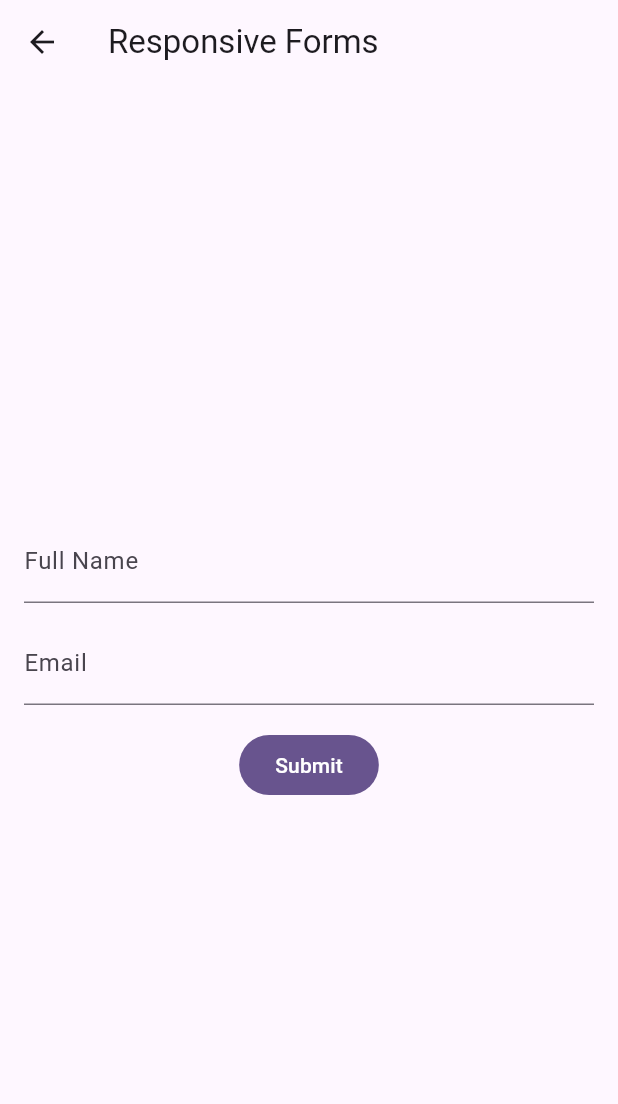
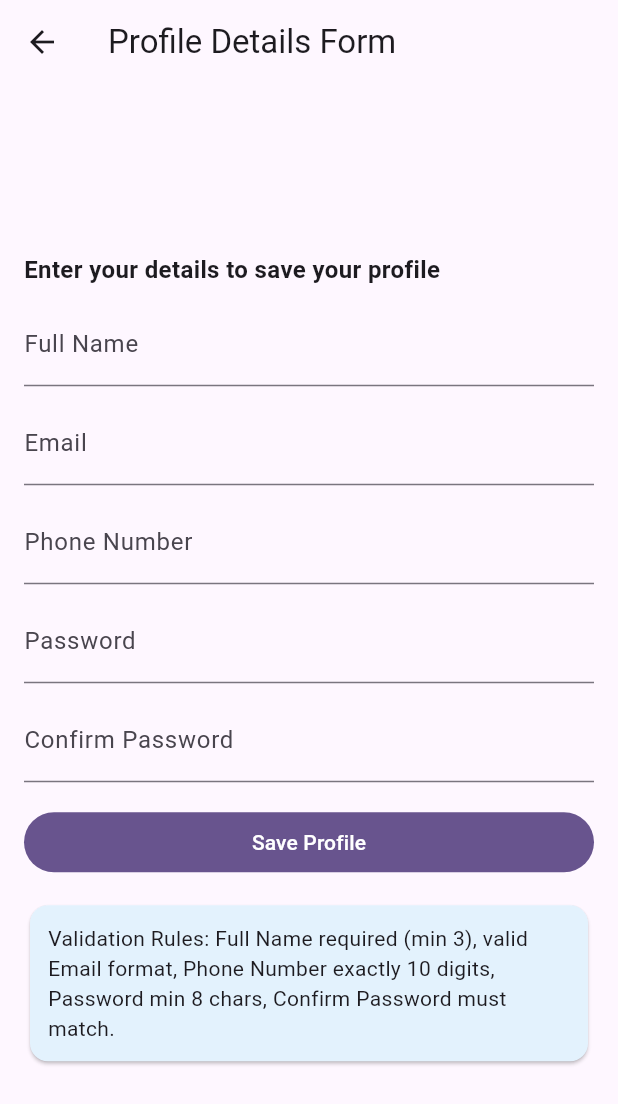
Before and after one commit to kalviumcommunity/S85-0226-LoyaltyLite-FlutterFirebase-SmartKirana, a Flutter app: the ResponsiveForms screen opened directly, on a phone screen of 412 x 824 dp. Shown: the top 1104 px of the screen. Run offline on Flutter 3.47's test engine with Material 3 defaults, Android fonts, the phone set to English and light mode, and no system bars; our stand-ins replace cloud_firestore, firebase_auth, firebase_core, firebase_messaging, firebase_storage, fl_chart and 5 more; accounts and stored records are empty.

Commit message:
Building and Validating Complex Forms

```diff
--- a/lib/main_responsive_design_demo.dart
+++ b/lib/main_responsive_design_demo.dart
@@ -8,7 +8,7 @@ void main() {
 }
 
 class ResponsiveDesignDemoApp extends StatelessWidget {
-  const ResponsiveDesignDemoApp({Key? key}) : super(key: key);
+  const ResponsiveDesignDemoApp({super.key});
 
   @override
   Widget build(BuildContext context) {
@@ -24,7 +24,7 @@ class ResponsiveDesignDemoApp extends StatelessWidget {
           elevation: 0,
         ),
       ),
-      initialRoute: '/',
+      initialRoute: '/forms',
       routes: {
         '/': (context) => const ResponsiveDashboard(),
         '/products': (context) => const ResponsiveProducts(),
@@ -40,7 +40,7 @@ class ResponsiveDesignDemoApp extends StatelessWidget {
 }
 
 class NotFoundScreen extends StatelessWidget {
-  const NotFoundScreen({Key? key}) : super(key: key);
+  const NotFoundScreen({super.key});
 
   @override
   Widget build(BuildContext context) {
--- a/lib/screens/responsive_forms.dart
+++ b/lib/screens/responsive_forms.dart
@@ -1,4 +1,5 @@
 import 'package:flutter/material.dart';
+import 'package:flutter/services.dart';
 
 class ResponsiveForms extends StatefulWidget {
   const ResponsiveForms({super.key});
@@ -11,21 +12,112 @@ class _ResponsiveFormsState extends State<ResponsiveForms> {
   final _formKey = GlobalKey<FormState>();
   final _nameController = TextEditingController();
   final _emailController = TextEditingController();
+  final _phoneController = TextEditingController();
+  final _passwordController = TextEditingController();
+  final _confirmPasswordController = TextEditingController();
+  bool _submitted = false;
+  String? _submitStatus;
 
   @override
   void dispose() {
     _nameController.dispose();
     _emailController.dispose();
+    _phoneController.dispose();
+    _passwordController.dispose();
+    _confirmPasswordController.dispose();
     super.dispose();
+  }
+
+  String? _validateFullName(String? value) {
+    final text = value?.trim() ?? '';
+    if (text.isEmpty) {
+      return 'Full Name is required';
+    }
+    if (text.length < 3) {
+      return 'Full Name must be at least 3 characters';
+    }
+    return null;
+  }
+
+  String? _validateEmail(String? value) {
+    final text = value?.trim() ?? '';
+    if (text.isEmpty) {
+      return 'Email is required';
+    }
+    final emailRegex = RegExp(r'^[^@\s]+@[^@\s]+\.[^@\s]+$');
+    if (!emailRegex.hasMatch(text)) {
+      return 'Enter a valid email address';
+    }
+    return null;
+  }
+
+  String? _validatePhone(String? value) {
+    final text = value?.trim() ?? '';
+    if (text.isEmpty) {
+      return 'Phone Number is required';
+    }
+    if (!RegExp(r'^\d{10}$').hasMatch(text)) {
+      return 'Phone Number must be exactly 10 digits';
+    }
+    return null;
+  }
+
+  String? _validatePassword(String? value) {
+    final text = value ?? '';
+    if (text.isEmpty) {
+      return 'Password is required';
+    }
+    if (text.length < 8) {
+      return 'Password must be at least 8 characters';
+    }
+    return null;
+  }
+
+  String? _validateConfirmPassword(String? value) {
+    final text = value ?? '';
+    if (text.isEmpty) {
+      return 'Confirm Password is required';
+    }
+    if (text != _passwordController.text) {
+      return 'Confirm Password must match Password';
+    }
+    return null;
+  }
+
+  void _submitProfile() {
+    setState(() {
+      _submitted = true;
+      _submitStatus = null;
+    });
+
+    final isValid = _formKey.currentState?.validate() ?? false;
+    if (!isValid) {
+      setState(() {
+        _submitStatus = 'Fix the highlighted fields before saving your profile.';
+      });
+      return;
+    }
+
+    setState(() {
+      _submitStatus = 'Profile submitted successfully.';
+    });
+
+    ScaffoldMessenger.of(context).showSnackBar(
+      const SnackBar(
+        content: Text('Profile submitted successfully'),
+        backgroundColor: Colors.green,
+      ),
+    );
   }
 
   @override
   Widget build(BuildContext context) {
     final width = MediaQuery.of(context).size.width;
     final compact = width < 700;
+    final fieldSpacing = compact ? 10.0 : 14.0;
 
     return Scaffold(
-      appBar: AppBar(title: const Text('Responsive Forms')),
+      appBar: AppBar(title: const Text('Profile Details Form')),
       body: Center(
         child: ConstrainedBox(
           constraints: BoxConstraints(maxWidth: compact ? width : 720),
@@ -33,32 +125,108 @@ class _ResponsiveFormsState extends State<ResponsiveForms> {
             padding: const EdgeInsets.all(16),
             child: Form(
               key: _formKey,
+              autovalidateMode: _submitted
+                  ? AutovalidateMode.always
+                  : AutovalidateMode.onUserInteraction,
+              child: SingleChildScrollView(
                 child: Column(
                   mainAxisSize: MainAxisSize.min,
+                  crossAxisAlignment: CrossAxisAlignment.stretch,
                   children: [
+                    Text(
+                      'Enter your details to save your profile',
+                      style: TextStyle(
+                        fontSize: compact ? 16 : 18,
+                        fontWeight: FontWeight.w600,
+                      ),
+                    ),
+                    SizedBox(height: fieldSpacing),
                     TextFormField(
                       controller: _nameController,
-                    decoration: const InputDecoration(labelText: 'Full Name'),
-                    validator: (value) => (value == null || value.isEmpty) ? 'Required' : null,
+                      textInputAction: TextInputAction.next,
+                      decoration: const InputDecoration(
+                        labelText: 'Full Name',
+                        hintText: 'e.g. Priya Sharma',
                       ),
-                  const SizedBox(height: 12),
+                      validator: _validateFullName,
+                    ),
+                    SizedBox(height: fieldSpacing),
                     TextFormField(
                       controller: _emailController,
-                    decoration: const InputDecoration(labelText: 'Email'),
-                    validator: (value) => (value == null || !value.contains('@')) ? 'Invalid email' : null,
+                      textInputAction: TextInputAction.next,
+                      keyboardType: TextInputType.emailAddress,
+                      decoration: const InputDecoration(
+                        labelText: 'Email',
+                        hintText: 'name@example.com',
                       ),
-                  const SizedBox(height: 16),
+                      validator: _validateEmail,
+                    ),
+                    SizedBox(height: fieldSpacing),
+                    TextFormField(
+                      controller: _phoneController,
+                      textInputAction: TextInputAction.next,
+                      keyboardType: TextInputType.phone,
+                      inputFormatters: [
+                        FilteringTextInputFormatter.digitsOnly,
+                        LengthLimitingTextInputFormatter(10),
+                      ],
+                      decoration: const InputDecoration(
+                        labelText: 'Phone Number',
+                        hintText: '10-digit mobile number',
+                      ),
+                      validator: _validatePhone,
+                    ),
+                    SizedBox(height: fieldSpacing),
+                    TextFormField(
+                      controller: _passwordController,
+                      textInputAction: TextInputAction.next,
+                      obscureText: true,
+                      decoration: const InputDecoration(
+                        labelText: 'Password',
+                        hintText: 'Minimum 8 characters',
+                      ),
+                      validator: _validatePassword,
+                    ),
+                    SizedBox(height: fieldSpacing),
+                    TextFormField(
+                      controller: _confirmPasswordController,
+                      textInputAction: TextInputAction.done,
+                      obscureText: true,
+                      decoration: const InputDecoration(
+                        labelText: 'Confirm Password',
+                        hintText: 'Re-enter your password',
+                      ),
+                      validator: _validateConfirmPassword,
+                    ),
+                    SizedBox(height: compact ? 16 : 20),
                     FilledButton(
-                    onPressed: () {
-                      if (_formKey.currentState!.validate()) {
-                        ScaffoldMessenger.of(context).showSnackBar(
-                          const SnackBar(content: Text('Form submitted')),
-                        );
-                      }
-                    },
-                    child: const Text('Submit'),
+                      onPressed: _submitProfile,
+                      child: const Text('Save Profile'),
+                    ),
+                    if (_submitStatus != null) ...[
+                      const SizedBox(height: 10),
+                      Text(
+                        _submitStatus!,
+                        style: TextStyle(
+                          color: _submitStatus!.toLowerCase().contains('successfully')
+                              ? Colors.green.shade700
+                              : Colors.red.shade700,
+                          fontWeight: FontWeight.w600,
+                        ),
                       ),
                     ],
+                    SizedBox(height: compact ? 14 : 18),
+                    Card(
+                      color: Colors.blue.shade50,
+                      child: const Padding(
+                        padding: EdgeInsets.all(12),
+                        child: Text(
+                          'Validation Rules: Full Name required (min 3), valid Email format, Phone Number exactly 10 digits, Password min 8 chars, Confirm Password must match.',
+                        ),
+                      ),
+                    ),
+                  ],
+                ),
               ),
             ),
           ),
```
Also changed, not shown: 1 other file. Lines whose indentation alone changed are shown as unchanged.
